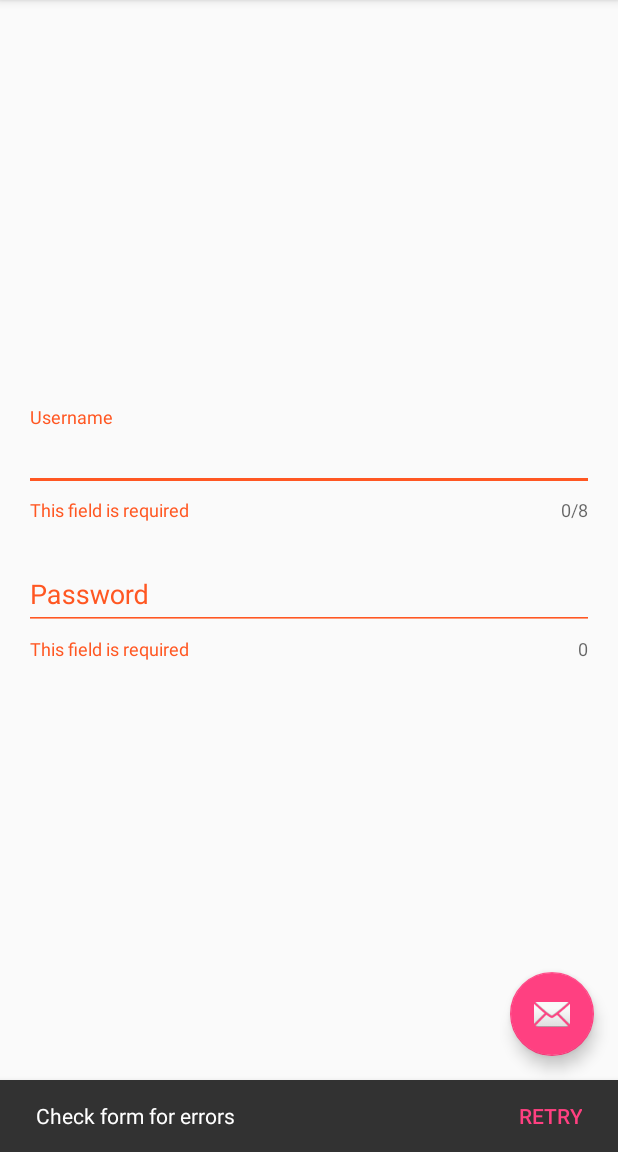
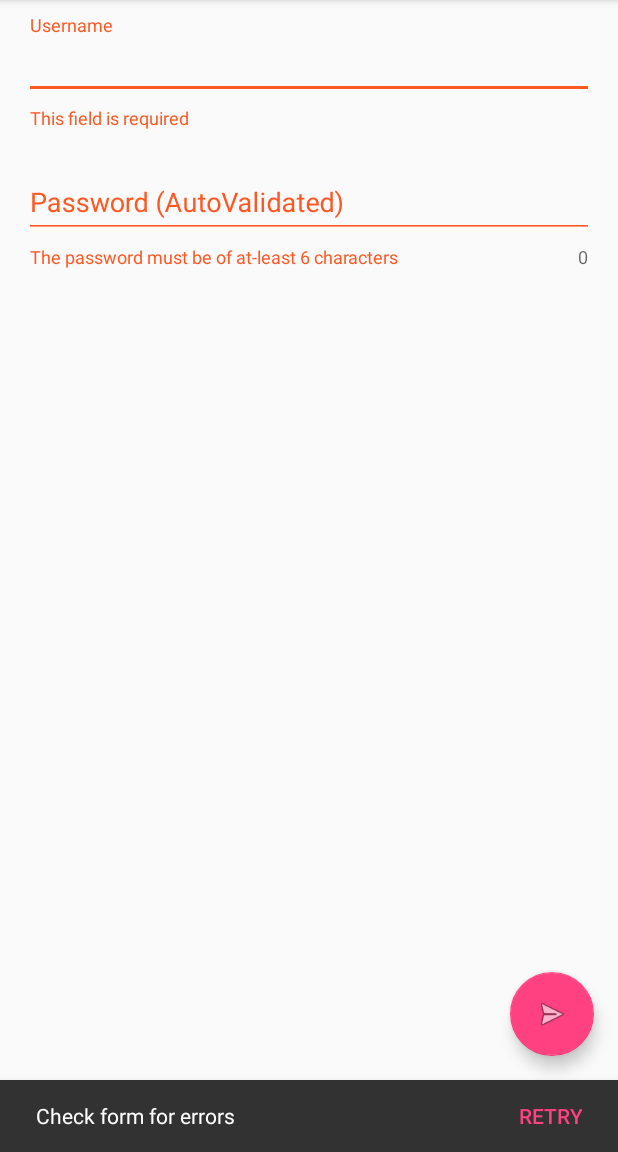
Before and after one commit to julianraj/ValidatedTextInputLayout, an Android app: the screen it shows after launch (MainActivity), after a tap on an icon or button, on a phone screen of 412 x 824 dp, the part 84-1236 px from its top. Run offline under Robolectric (Android 15) with nearby library versions, the phone set to English and light mode, and no system bars.

Commit message:
fix for autovalidation

```diff
--- a/sample/src/main/java/com/julianraj/validatedtextinputlayout/MainActivity.java
+++ b/sample/src/main/java/com/julianraj/validatedtextinputlayout/MainActivity.java
@@ -36,14 +36,11 @@ public class MainActivity extends AppCompatActivity {
 
         mUsernameInput = ((ValidatedTextInputLayout) findViewById(R.id.username));
         mUsernameInput.addValidator(new RequiredValidator("This field is required"));
-        mUsernameInput.addValidator(new LengthValidator(4, 8, "The length must be between 4 and 8"));
-        mUsernameInput.setCounterEnabled(true);
-        mUsernameInput.setCounterMaxLength(8);
         mUsernameInput.autoTrimValue(true);
 
 
         mPasswordInput = ((ValidatedTextInputLayout) findViewById(R.id.password));
-        mPasswordInput.addValidator(new RequiredValidator("This field is required"));
+        //mPasswordInput.addValidator(new RequiredValidator("This field is required"));
         mPasswordInput.addValidator(new LengthValidator(6, LengthValidator.LENGTH_INDEFINITE,
                 "The password must be of at-least 6 characters"));
         mPasswordInput.setCounterEnabled(true);
--- a/sample/src/main/res/layout/activity_main.xml
+++ b/sample/src/main/res/layout/activity_main.xml
@@ -30,6 +30,6 @@
         android:layout_height="wrap_content"
         android:layout_gravity="bottom|end"
         android:layout_margin="@dimen/fab_margin"
-        android:src="@android:drawable/ic_dialog_email"/>
+        android:src="@android:drawable/ic_menu_send"/>
 
 </android.support.design.widget.CoordinatorLayout>
--- a/sample/src/main/res/layout/content_main.xml
+++ b/sample/src/main/res/layout/content_main.xml
@@ -5,7 +5,6 @@
     xmlns:tools="http://schemas.android.com/tools"
     android:layout_width="match_parent"
     android:layout_height="match_parent"
-    android:gravity="center"
     android:orientation="vertical"
     android:paddingBottom="@dimen/activity_vertical_margin"
     android:paddingLeft="@dimen/activity_horizontal_margin"
@@ -16,6 +15,7 @@
 
     <com.julianraj.validatedinputtextlayout.ValidatedTextInputLayout
         android:id="@+id/username"
+        android:layout_marginTop="50dp"
         android:layout_width="match_parent"
         android:layout_height="wrap_content">
 
@@ -35,7 +35,7 @@
         <EditText
             android:layout_width="match_parent"
             android:layout_height="wrap_content"
-            android:hint="Password"
+            android:hint="Password (AutoValidated)"
             android:inputType="textPassword"/>
 
     </com.julianraj.validatedinputtextlayout.ValidatedTextInputLayout>
--- a/validatedtextinputlayout/src/main/java/com/julianraj/validatedinputtextlayout/ValidatedTextInputLayout.java
+++ b/validatedtextinputlayout/src/main/java/com/julianraj/validatedinputtextlayout/ValidatedTextInputLayout.java
@@ -89,6 +89,8 @@ public class ValidatedTextInputLayout extends TextInputLayout{
                 setError(validator.getErrorMessage());
                 status = false;
                 break;
+            }else{
+                setError(null);
             }
         }
         return status;
```
